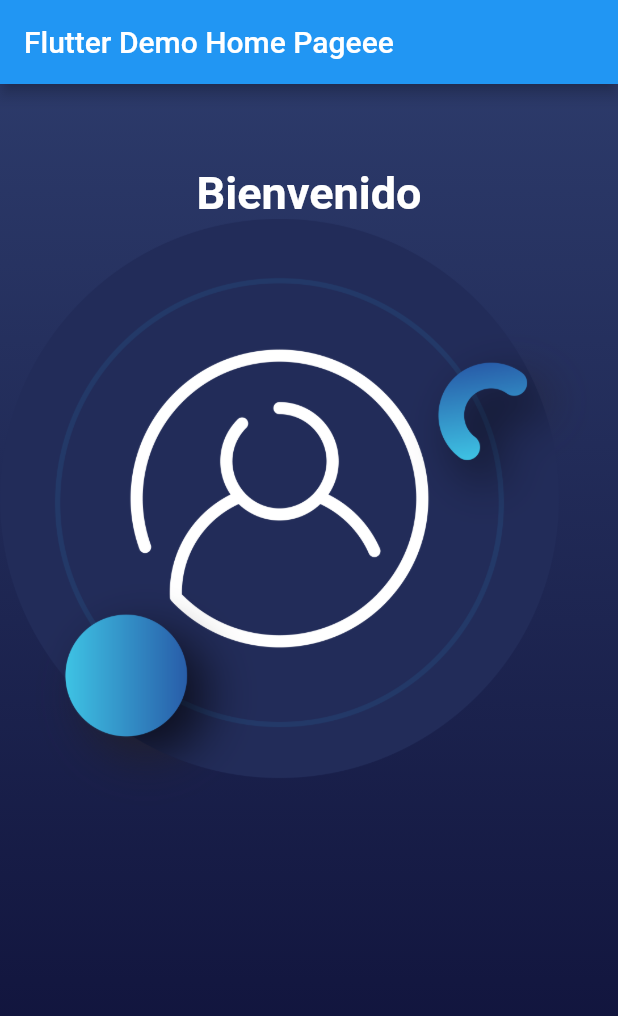
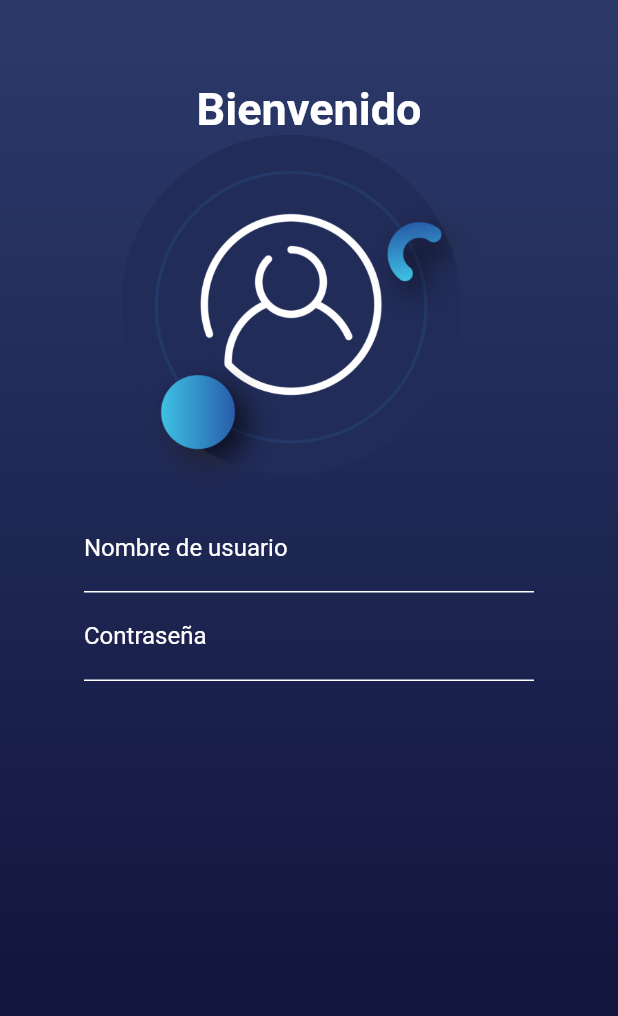
Before and after one commit to Diegdary/CryptoSportBetting, a Flutter app: the screen it shows after launch, on a phone screen of 412 x 824 dp. Shown: the top 1016 px of the screen. Run offline on Flutter 3.47's test engine with Material 2 defaults, Android fonts, the phone set to English and light mode, and no system bars; statements that could not run were skipped.

Commit message:
cambio temporal

```diff
--- a/lib/Screens/Myhomepage.dart
+++ b/lib/Screens/Myhomepage.dart
@@ -9,10 +9,6 @@ class MyHomePage extends StatelessWidget {
   Widget build(BuildContext context) {
     // TODO: implement build
     return Scaffold(
-      appBar: AppBar(
-        // The title text which will be shown on the action bar
-        title: Text(title),
-      ),
       body: Center(
           child: Container(
         width: MediaQuery.of(context).size.width,
@@ -40,8 +36,32 @@ class MyHomePage extends StatelessWidget {
               ),
             ),
             Container(
+              margin: EdgeInsets.fromLTRB(0, .0, 0, 0),
               child: Image(
                 image: AssetImage('assets/login.png'),
+                width: 250.0,
+              ),
+            ),
+            Container(
+              width: 300.0,
+              child: TextFormField(
+                style: TextStyle(color: Colors.white),
+                decoration: const InputDecoration(
+                    labelText: "Nombre de usuario",
+                    enabledBorder: UnderlineInputBorder(
+                        borderSide: BorderSide(color: Color(0xFFFFFFFF))),
+                    labelStyle: TextStyle(color: Colors.white)),
+              ),
+            ),
+            Container(
+              width: 300.0,
+              child: TextFormField(
+                style: TextStyle(color: Colors.white),
+                decoration: const InputDecoration(
+                    labelText: "Contraseña",
+                    enabledBorder: UnderlineInputBorder(
+                        borderSide: BorderSide(color: Color(0xFFFFFFFF))),
+                    labelStyle: TextStyle(color: Colors.white)),
               ),
             )
           ],
--- a/lib/widgets/Myapp.dart
+++ b/lib/widgets/Myapp.dart
@@ -8,6 +8,8 @@ class MyApp extends StatelessWidget {
   // This widget is the root of your application.
   @override
   Widget build(BuildContext context) {
+    debugShowCheckedModeBanner:
+    false;
     return MaterialApp(
       title: 'Flutter Demo',
       theme: ThemeData(
```
